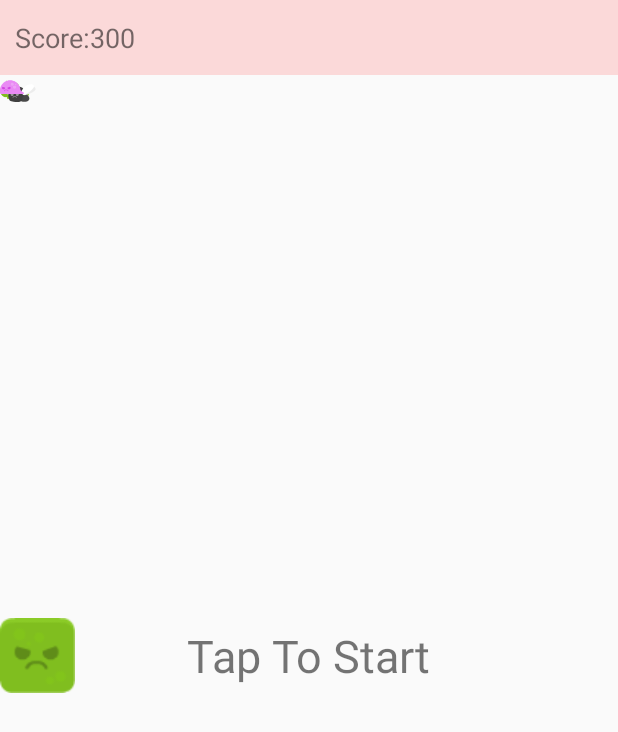
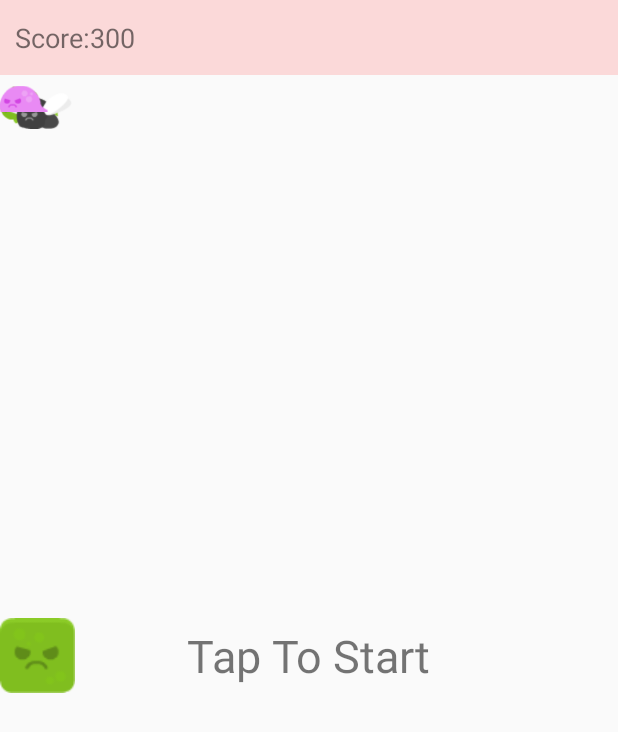
Before and after one commit to rayaldeo/CatchTheBallAndroidGame, an Android app: the layout activity_main.xml on its own in the app's theme, with its tools: preview values and no code run, on a phone screen of 412 x 824 dp. Shown: the top 732 px of the screen. Run offline under Robolectric (Android 15) with nearby library versions, the phone set to English and light mode, and no system bars.

Commit message:
Added Enemy Objects

```diff
--- a/app/src/main/res/layout/activity_main.xml
+++ b/app/src/main/res/layout/activity_main.xml
@@ -42,18 +42,18 @@
             />
         <ImageView
             android:id = "@+id/fishswim"
-            android:layout_width="20dp"
-            android:layout_height="20dp"
+            android:layout_width="40dp"
+            android:layout_height="40dp"
             android:src ="@drawable/fish_swim1"/>
         <ImageView
             android:id = "@+id/fly"
-            android:layout_width="24dp"
-            android:layout_height="24dp"
+            android:layout_width="48dp"
+            android:layout_height="48dp"
             android:src ="@drawable/fly_fly1"/>
         <ImageView
             android:id = "@+id/slim"
-            android:layout_width="16dp"
-            android:layout_height="16dp"
+            android:layout_width="32dp"
+            android:layout_height="32dp"
             android:src ="@drawable/slime_walk1"/>
 
     </FrameLayout>
```
Also changed, not shown: app/src/main/java/com/example/jonnyelliott/catchtheball/MainActivity.java (+52 -5 lines).
